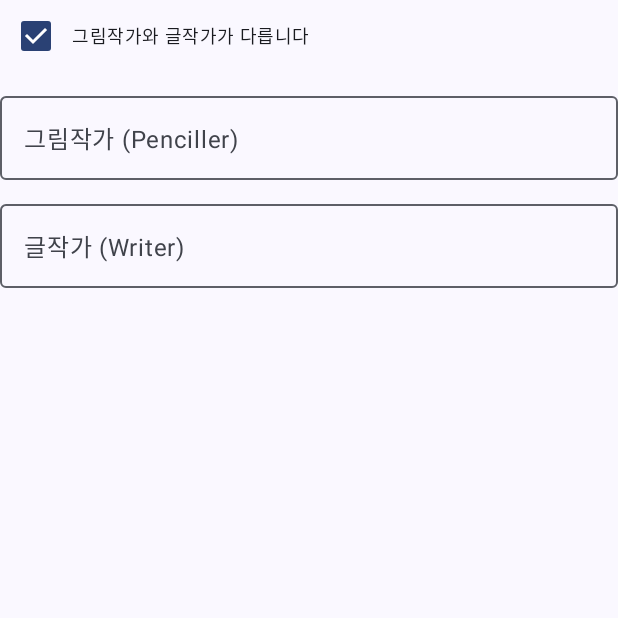
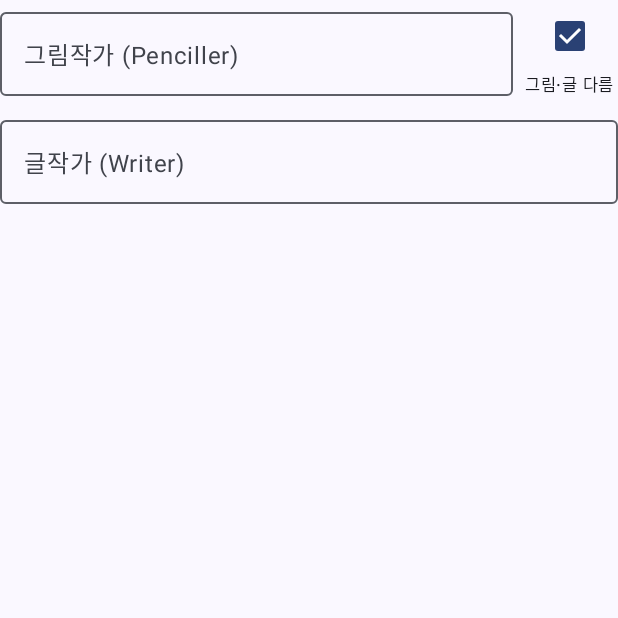
Before and after one commit to UltraCitra/CBZTagger, an Android app built with Jetpack Compose: the composable AuthorCreditInput called with empty values, after a tap on "그림·글 다름", on a phone screen of 412 x 824 dp, the top half of it. Run offline under Robolectric (Android 15) with nearby library versions, the phone set to English and light mode, and no system bars.

Commit message:
ui: keep author split checkbox fixed in place and animate writer field smoothly

```diff
--- a/app/src/main/java/com/cbztagger/app/ui/components/TagInputControls.kt
+++ b/app/src/main/java/com/cbztagger/app/ui/components/TagInputControls.kt
@@ -1,5 +1,10 @@
 package com.cbztagger.app.ui.components
 
+import androidx.compose.animation.AnimatedVisibility
+import androidx.compose.animation.expandVertically
+import androidx.compose.animation.fadeIn
+import androidx.compose.animation.fadeOut
+import androidx.compose.animation.shrinkVertically
 import androidx.compose.foundation.clickable
 import androidx.compose.foundation.layout.Arrangement
 import androidx.compose.foundation.layout.Box
@@ -104,49 +109,51 @@ fun AuthorCreditInput(
     }
     var separateAuthors by remember(resetKey) { mutableStateOf(initialSeparate) }
 
-    Column(
-        modifier = modifier.fillMaxWidth(),
-        verticalArrangement = Arrangement.spacedBy(8.dp),
-    ) {
-        if (!separateAuthors) {
-            val combinedValue = penciller.ifBlank { writer }
+    fun setSeparate(checked: Boolean) {
+        if (checked == separateAuthors) return
+        separateAuthors = checked
+        if (checked) {
+            if (writer.isBlank() && penciller.isNotBlank()) {
+                onChange(penciller, penciller)
+            } else if (penciller.isBlank() && writer.isNotBlank()) {
+                onChange(writer, writer)
+            }
+        } else {
+            val unified = penciller.ifBlank { writer }
+            onChange(unified, unified)
+        }
+    }
+
+    Column(modifier = modifier.fillMaxWidth()) {
         Row(
             modifier = Modifier.fillMaxWidth(),
             verticalAlignment = Alignment.CenterVertically,
             horizontalArrangement = Arrangement.spacedBy(6.dp),
         ) {
             OutlinedTextField(
-                    value = combinedValue,
-                    onValueChange = { v -> onChange(v, v) },
-                    label = { Text("작가 (그림·글)") },
+                value = if (separateAuthors) penciller else penciller.ifBlank { writer },
+                onValueChange = { v ->
+                    if (separateAuthors) {
+                        onChange(writer, v)
+                    } else {
+                        onChange(v, v)
+                    }
+                },
+                label = {
+                    Text(if (separateAuthors) "그림작가 (Penciller)" else "작가 (그림·글)")
+                },
                 singleLine = true,
                 modifier = Modifier.weight(1f),
             )
             Column(
                 horizontalAlignment = Alignment.CenterHorizontally,
                 modifier = Modifier
-                        .clickable {
-                            separateAuthors = true
-                            if (writer.isBlank() && penciller.isNotBlank()) {
-                                onChange(penciller, penciller)
-                            } else if (penciller.isBlank() && writer.isNotBlank()) {
-                                onChange(writer, writer)
-                            }
-                        }
+                    .clickable { setSeparate(!separateAuthors) }
                     .padding(horizontal = 2.dp),
             ) {
                 Checkbox(
-                        checked = false,
-                        onCheckedChange = { checked ->
-                            if (checked) {
-                                separateAuthors = true
-                                if (writer.isBlank() && penciller.isNotBlank()) {
-                                    onChange(penciller, penciller)
-                                } else if (penciller.isBlank() && writer.isNotBlank()) {
-                                    onChange(writer, writer)
-                                }
-                            }
-                        },
+                    checked = separateAuthors,
+                    onCheckedChange = { checked -> setSeparate(checked) },
                 )
                 Text(
                     text = "그림·글 다름",
@@ -155,45 +162,20 @@ fun AuthorCreditInput(
                 )
             }
         }
-        } else {
-            Row(
-                modifier = Modifier
-                    .fillMaxWidth()
-                    .clickable {
-                        separateAuthors = false
-                        val unified = penciller.ifBlank { writer }
-                        onChange(unified, unified)
-                    },
-                verticalAlignment = Alignment.CenterVertically,
+
+        AnimatedVisibility(
+            visible = separateAuthors,
+            enter = expandVertically(expandFrom = Alignment.Top) + fadeIn(),
+            exit = shrinkVertically(shrinkTowards = Alignment.Top) + fadeOut(),
         ) {
-                Checkbox(
-                    checked = true,
-                    onCheckedChange = { checked ->
-                        if (!checked) {
-                            separateAuthors = false
-                            val unified = penciller.ifBlank { writer }
-                            onChange(unified, unified)
-                        }
-                    },
-                )
-                Text(
-                    text = "그림작가와 글작가가 다릅니다",
-                    style = MaterialTheme.typography.bodySmall,
-                )
-            }
-            OutlinedTextField(
-                value = penciller,
-                onValueChange = { v -> onChange(writer, v) },
-                label = { Text("그림작가 (Penciller)") },
-                singleLine = true,
-                modifier = Modifier.fillMaxWidth(),
-            )
             OutlinedTextField(
                 value = writer,
                 onValueChange = { v -> onChange(v, penciller) },
                 label = { Text("글작가 (Writer)") },
                 singleLine = true,
-                modifier = Modifier.fillMaxWidth(),
+                modifier = Modifier
+                    .fillMaxWidth()
+                    .padding(top = 8.dp),
             )
         }
     }
```
Lines whose indentation alone changed are shown as unchanged.
